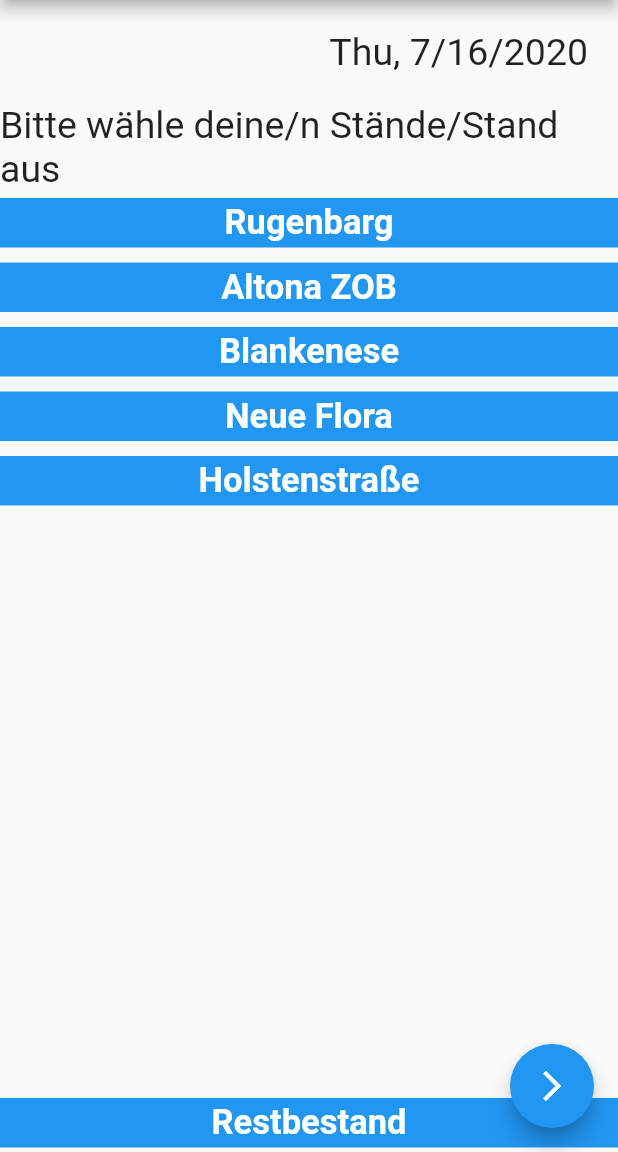
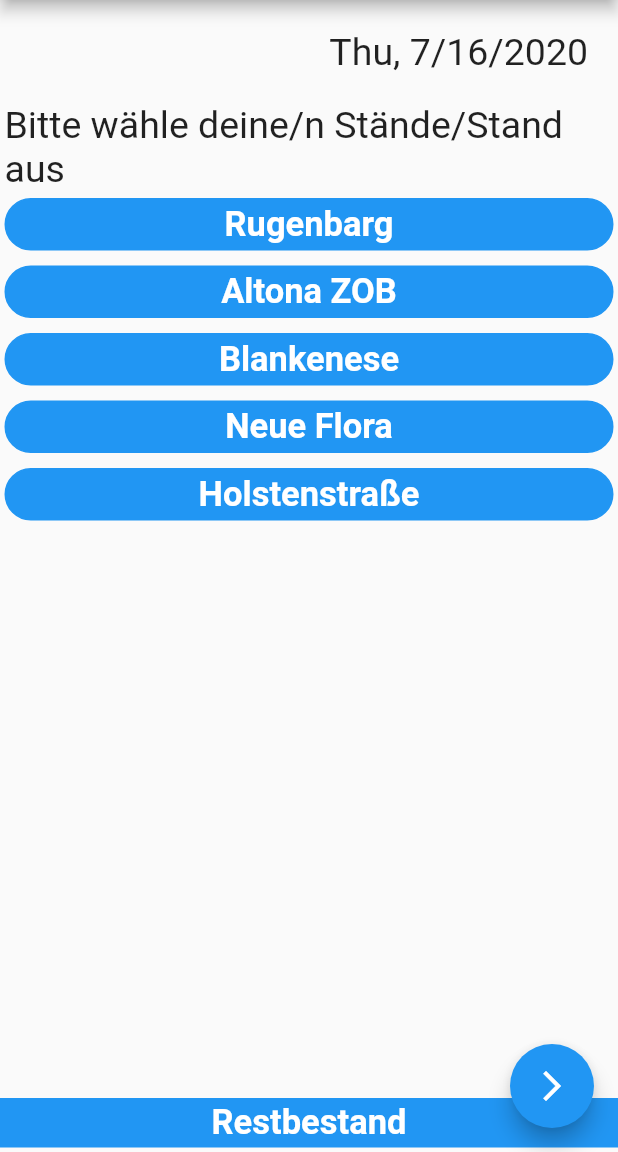
Before and after one commit to Darjusch/SommerObstApp, a Flutter app: the screen it shows after launch, after a tap on the "arrow forward ios" icon, on a phone screen of 412 x 824 dp, the part 84-1236 px from its top. Run offline on Flutter 3.47's test engine with Material 2 defaults, Android fonts, the phone set to English and light mode, and no system bars; our stand-ins replace image_picker.

Commit message:
Minor design update for loginscreen && storelistscreen(s)

```diff
--- a/lib/screens/login_screen.dart
+++ b/lib/screens/login_screen.dart
@@ -17,7 +17,9 @@ class _LoginScreenState extends State<LoginScreen> {
       appBar: AppBar(
         title: AppBarRow(),
       ),
-      body: Column(
+      body: Container(
+        padding: EdgeInsets.all(10),
+        child: Column(
           crossAxisAlignment: CrossAxisAlignment.start,
           children: <Widget>[
             Date(),
@@ -27,6 +29,7 @@ class _LoginScreenState extends State<LoginScreen> {
             PasswordInput(),
             Spacer(flex: 2),
           ],
+        ),
       ),
       floatingActionButton: FloatingActionButton(
         child: Icon(Icons.arrow_forward_ios),
--- a/lib/screens/selected_store_list_screen.dart
+++ b/lib/screens/selected_store_list_screen.dart
@@ -26,7 +26,14 @@ class SelectedStoreListScreen extends StatelessWidget {
             child: ListView.builder(
                 itemCount: selectedStands.length,
                 itemBuilder: (context, index) {
-                  return StandCreation(
+                  return Container(
+                    padding: EdgeInsets.only(
+                      top: 5,
+                      bottom: 5,
+                      left: 3,
+                      right: 3,
+                    ),
+                    child: StandCreation(
                       stand: selectedStands[index],
                       onPressed: () {
                         Navigator.push(
@@ -37,6 +44,7 @@ class SelectedStoreListScreen extends StatelessWidget {
                           ),
                         );
                       },
+                    ),
                   );
                 }),
           ),
--- a/lib/screens/store_list_screen.dart
+++ b/lib/screens/store_list_screen.dart
@@ -49,9 +49,15 @@ class _StoreListScreenState extends State<StoreListScreen> {
       body: Column(
         children: <Widget>[
           Date(),
-          Text(
-            'Bitte wähle deine/n Stände/Stand aus',
-            style: TextStyle(fontSize: 25),
+          Container(
+            padding: EdgeInsets.only(
+              left: 3,
+              right: 3,
+            ),
+            child: Text(
+              'Bitte wähle deine/n Stände/Stand aus',
+              style: TextStyle(fontSize: 25),
+            ),
           ),
           Container(
             height: 600,
@@ -59,6 +65,12 @@ class _StoreListScreenState extends State<StoreListScreen> {
                 itemCount: stands.length,
                 itemBuilder: (context, index) {
                   return Container(
+                    padding: EdgeInsets.only(
+                      top: 5,
+                      bottom: 5,
+                      left: 3,
+                      right: 3,
+                    ),
                     child: StandCreation(
                       stand: stands[index],
                       onPressed: () {
@@ -101,7 +113,7 @@ class _StoreListScreenState extends State<StoreListScreen> {
                 ),
               ),
             ),
-          )) // RemainingStockScreen()
+          ))
         ],
       ),
       floatingActionButton: FloatingActionButton(
--- a/lib/widgets/stand_creation.dart
+++ b/lib/widgets/stand_creation.dart
@@ -10,13 +10,17 @@ class StandCreation extends StatelessWidget {
     return InkWell(
       onTap: onPressed,
       child: Container(
+        decoration: BoxDecoration(
+          border: Border.all(
+            color: Colors.blue,
+            style: BorderStyle.solid,
+            width: 1.0,
+          ),
+          color: Colors.blue,
+          borderRadius: BorderRadius.circular(30.0),
+        ),
         width: double.infinity,
-        margin: const EdgeInsets.only(
-          top: 5,
-          bottom: 5,
-        ),
         padding: const EdgeInsets.all(3.0),
-        color: Colors.blue,
         child: Text(
           stand,
           textAlign: TextAlign.center,
```
Lines whose indentation alone changed are shown as unchanged.
